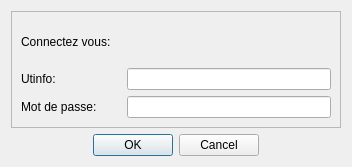
diluxe01/Micro_Brico, file popups/login_connect.ui: the form before one commit.
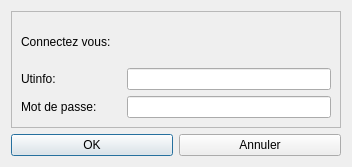
The form after the commit.

What changed in the file:
```diff
--- a/popups/login_connect.ui
+++ b/popups/login_connect.ui
@@ -95,20 +95,22 @@
     </widget>
    </item>
    <item>
-    <widget class="QDialogButtonBox" name="buttonBox">
-     <property name="layoutDirection">
-      <enum>Qt::LayoutDirection::LeftToRight</enum>
-     </property>
-     <property name="orientation">
-      <enum>Qt::Orientation::Horizontal</enum>
-     </property>
-     <property name="standardButtons">
-      <set>QDialogButtonBox::StandardButton::Cancel|QDialogButtonBox::StandardButton::Ok</set>
-     </property>
-     <property name="centerButtons">
-      <bool>true</bool>
-     </property>
-    </widget>
+    <layout class="QHBoxLayout" name="horizontalLayout_4">
+     <item>
+      <widget class="QPushButton" name="pushButton_ok">
+       <property name="text">
+        <string>OK</string>
+       </property>
+      </widget>
+     </item>
+     <item>
+      <widget class="QPushButton" name="pushButton_Annuler">
+       <property name="text">
+        <string>Annuler</string>
+       </property>
+      </widget>
+     </item>
+    </layout>
    </item>
   </layout>
  </widget>
```
Left out of the diff: 35 changed lines with no effect on the pictures.
